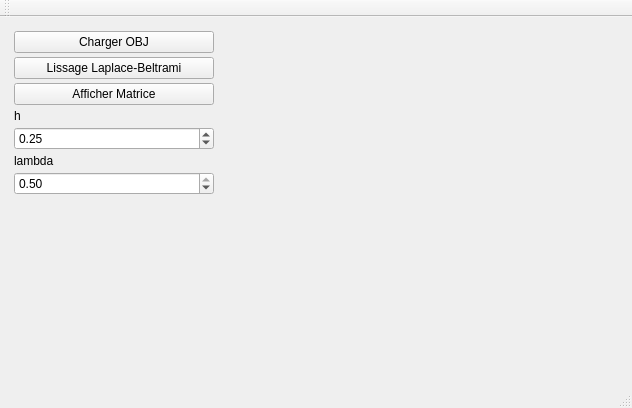
The window that starterLight/mainwindow.ui (yoannfoulon/limace.exe) describes before a commit, drawn with Qt 5.
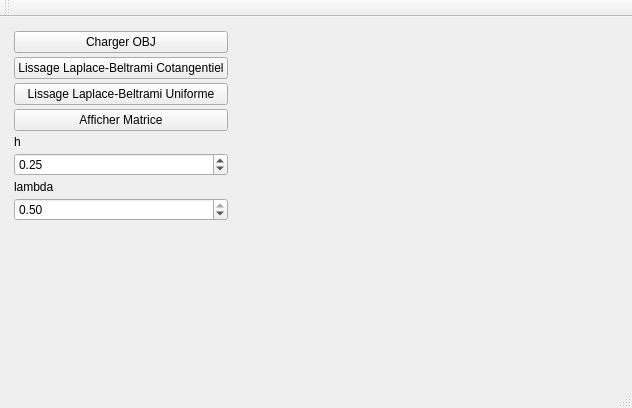
The same window after the commit. Custom widgets are drawn as their Qt base class.

Commit message: J'avais oublié l'uniforme

Patch:
```diff
--- a/starterLight/mainwindow.ui
+++ b/starterLight/mainwindow.ui
@@ -61,7 +61,14 @@
        <item>
         <widget class="QPushButton" name="pushButton_LB">
          <property name="text">
-          <string>Lissage Laplace-Beltrami</string>
+          <string>Lissage Laplace-Beltrami Cotangentiel</string>
+         </property>
+        </widget>
+       </item>
+       <item>
+        <widget class="QPushButton" name="pushButton">
+         <property name="text">
+          <string>Lissage Laplace-Beltrami Uniforme</string>
          </property>
         </widget>
        </item>
```
The commit also changes 2 other files.
